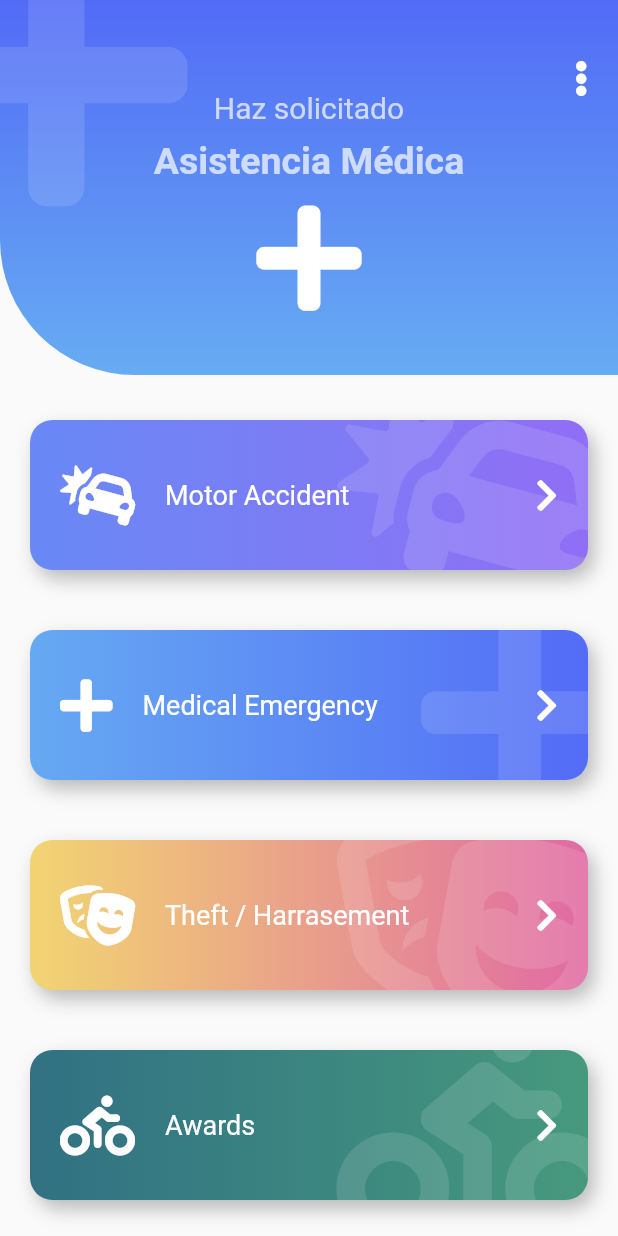
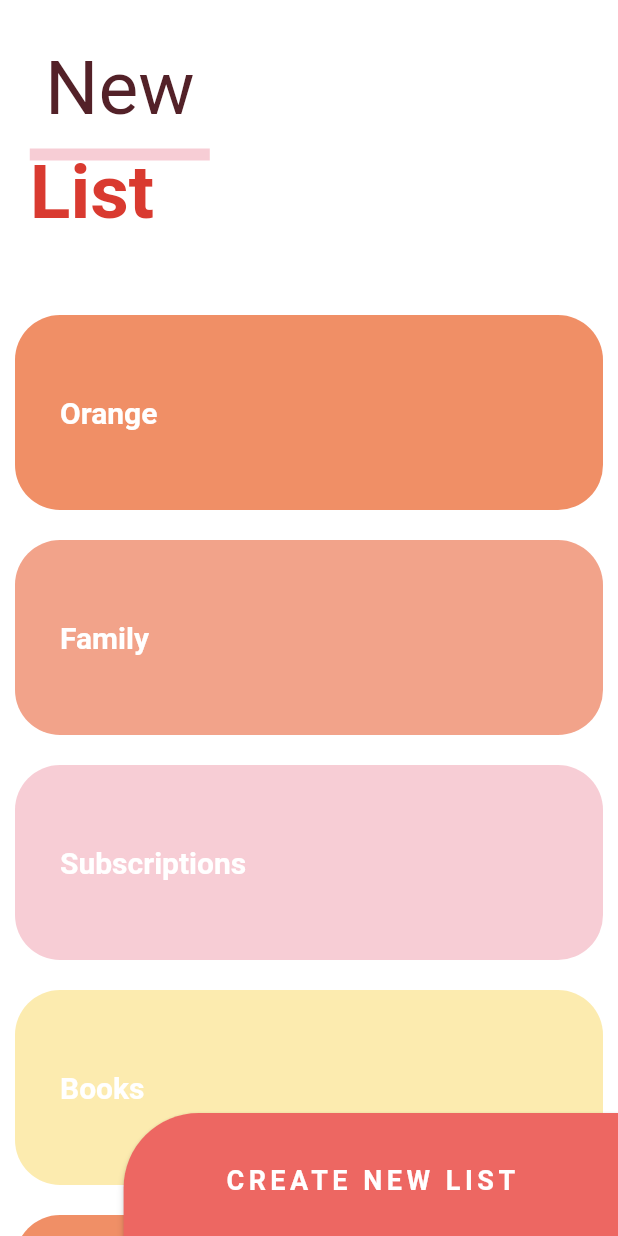
Before and after one commit to fabirt/flutter-design-practice, a Flutter app: the screen it shows after launch, on a phone screen of 412 x 824 dp. Run offline on Flutter 3.47's test engine with Material 2 defaults, Android fonts, the phone set to English and light mode, and no system bars; our stand-ins replace animate_do, flutter_svg, font_awesome_flutter.

Commit message:
Building ui with a custom sliver header and floating button.

```diff
--- a/lib/main.dart
+++ b/lib/main.dart
@@ -1,5 +1,5 @@
 import 'package:flutter/material.dart';
-import 'package:flutter_design_practice/src/pages/emergency_page.dart';
+import 'package:flutter_design_practice/src/pages/sliver_list_page.dart';
 
 void main() => runApp(MyApp());
 
@@ -9,7 +9,7 @@ class MyApp extends StatelessWidget {
     return MaterialApp(
       debugShowCheckedModeBanner: false,
       title: 'Flutter design pratice',
-      home: EmergencyPage(),
+      home: SliverListPage(),
     );
   }
 }
--- /dev/null
+++ b/lib/src/pages/sliver_list_page.dart
@@ -0,0 +1,204 @@
+import 'dart:math';
+
+import 'package:flutter/material.dart';
+
+const _items = <Widget>[
+  _TaskItem('Orange', Color(0xffF08F66)),
+  _TaskItem('Family', Color(0xffF2A38A)),
+  _TaskItem('Subscriptions', Color(0xffF7CDD5)),
+  _TaskItem('Books', Color(0xffFCEBAF)),
+  _TaskItem('Orange', Color(0xffF08F66)),
+  _TaskItem('Family', Color(0xffF2A38A)),
+  _TaskItem('Subscriptions', Color(0xffF7CDD5)),
+  _TaskItem('Books', Color(0xffFCEBAF)),
+];
+
+class SliverListPage extends StatelessWidget {
+  @override
+  Widget build(BuildContext context) {
+    return Theme(
+      data: Theme.of(context).copyWith(scaffoldBackgroundColor: Colors.white),
+      child: Scaffold(
+        body: Stack(
+          children: <Widget>[
+            _MainScroll(),
+            Positioned(
+              bottom: -8.0,
+              right: 0.0,
+              child: _FloatingButton(),
+            ),
+          ],
+        ),
+      ),
+    );
+  }
+}
+
+class _FloatingButton extends StatelessWidget {
+  @override
+  Widget build(BuildContext context) {
+    final bottomPadding = MediaQuery.of(context).viewPadding.bottom;
+    final size = MediaQuery.of(context).size;
+
+    return ButtonTheme(
+      height: 90.0,
+      minWidth: size.width * 0.8,
+      padding: EdgeInsets.only(bottom: bottomPadding),
+      buttonColor: const Color(0xFFED6762),
+      shape: const RoundedRectangleBorder(
+        borderRadius: BorderRadius.only(topLeft: Radius.circular(50.0)),
+      ),
+      child: RaisedButton(
+        onPressed: () {},
+        textColor: Colors.white,
+        child: const Text(
+          'CREATE NEW LIST',
+          style: TextStyle(
+            fontSize: 18.0,
+            fontWeight: FontWeight.bold,
+            letterSpacing: 3.0,
+          ),
+        ),
+      ),
+    );
+  }
+}
+
+class _MainScroll extends StatelessWidget {
+  @override
+  Widget build(BuildContext context) {
+    return CustomScrollView(
+      slivers: <Widget>[
+        SliverPersistentHeader(
+          floating: true,
+          delegate: _CustomSliverDelegate(
+            maxHeight: 200.0,
+            minHeight: 170.0,
+            child: Container(
+              color: Theme.of(context).scaffoldBackgroundColor,
+              alignment: Alignment.centerLeft,
+              child: _Title(),
+            ),
+          ),
+        ),
+        SliverList(
+          delegate: SliverChildListDelegate(
+            [..._items, const SizedBox(height: 110.0)],
+          ),
+        ),
+      ],
+    );
+  }
+}
+
+class _CustomSliverDelegate extends SliverPersistentHeaderDelegate {
+  final Widget child;
+  final double maxHeight;
+  final double minHeight;
+
+  _CustomSliverDelegate({
+    @required this.child,
+    @required this.maxHeight,
+    @required this.minHeight,
+  });
+
+  @override
+  Widget build(
+      BuildContext context, double shrinkOffset, bool overlapsContent) {
+    return SizedBox.expand(
+      child: child,
+    );
+  }
+
+  @override
+  double get maxExtent => max(maxHeight, minHeight);
+
+  @override
+  double get minExtent => min(maxHeight, minHeight);
+
+  @override
+  bool shouldRebuild(_CustomSliverDelegate oldDelegate) {
+    return maxHeight != oldDelegate.maxHeight ||
+        minHeight != oldDelegate.minHeight ||
+        child != oldDelegate.child;
+  }
+}
+
+class _Title extends StatelessWidget {
+  @override
+  Widget build(BuildContext context) {
+    return Column(
+      children: <Widget>[
+        const SizedBox(height: 20.0),
+        Container(
+          margin: const EdgeInsets.symmetric(horizontal: 30.0, vertical: 10.0),
+          child: const Text(
+            'New',
+            style: TextStyle(
+              color: Color(0xFF532128),
+              fontSize: 50.0,
+            ),
+          ),
+        ),
+        Stack(
+          children: <Widget>[
+            Container(
+              width: 120.0,
+              height: 8.0,
+              color: const Color(0xFFF7CDD5),
+            ),
+            const Text(
+              'List',
+              style: TextStyle(
+                color: Color(0xFFD93A30),
+                fontSize: 50.0,
+                fontWeight: FontWeight.bold,
+              ),
+            )
+          ],
+        ),
+      ],
+    );
+  }
+}
+
+// class _TaskListView extends StatelessWidget {
+//   @override
+//   Widget build(BuildContext context) {
+//     return ListView.builder(
+//       itemCount: _items.length,
+//       itemBuilder: (BuildContext context, int index) {
+//         return _items[index];
+//       },
+//     );
+//   }
+// }
+
+class _TaskItem extends StatelessWidget {
+  final String title;
+  final Color color;
+
+  const _TaskItem(this.title, this.color);
+
+  @override
+  Widget build(BuildContext context) {
+    return Container(
+      height: 130.0,
+      margin: const EdgeInsets.all(10.0),
+      padding: const EdgeInsets.all(30.0),
+      alignment: Alignment.centerLeft,
+      decoration: BoxDecoration(
+        color: color,
+        borderRadius: BorderRadius.circular(30.0),
+      ),
+      child: Text(
+        title,
+        style: TextStyle(
+          color: Colors.white,
+          fontSize: 20.0,
+          fontWeight: FontWeight.bold,
+        ),
+      ),
+    );
+  }
+}
```
